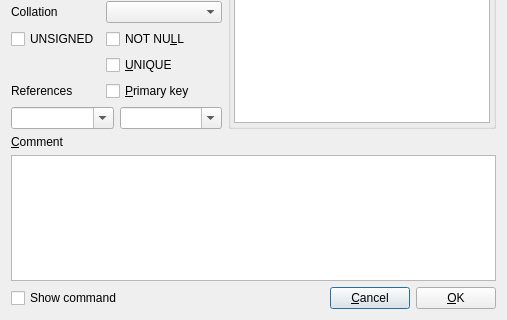
Above: tools/qsqlmon/src/dlgcolumndef.ui from Quick-Event/quickbox before the change; both pictures show x 0 to 507 and y 178 to 498 of the 507 by 498 pixel window. Below: the same form after it.
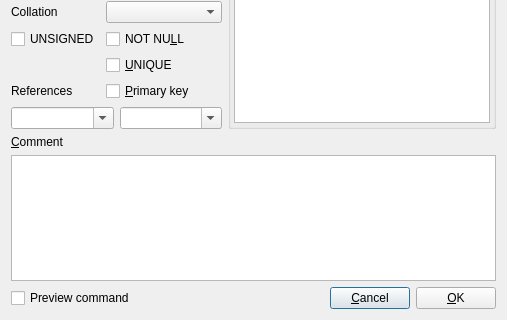
That is the form after the change.

```diff
--- a/tools/qsqlmon/src/dlgcolumndef.ui
+++ b/tools/qsqlmon/src/dlgcolumndef.ui
@@ -295,7 +295,7 @@
      <item>
       <widget class="QCheckBox" name="chkShowCommand">
        <property name="text">
-        <string>Show command</string>
+        <string>Preview command</string>
        </property>
       </widget>
      </item>
```
Left out of the diff: 51 changed lines with no effect on the pictures.
